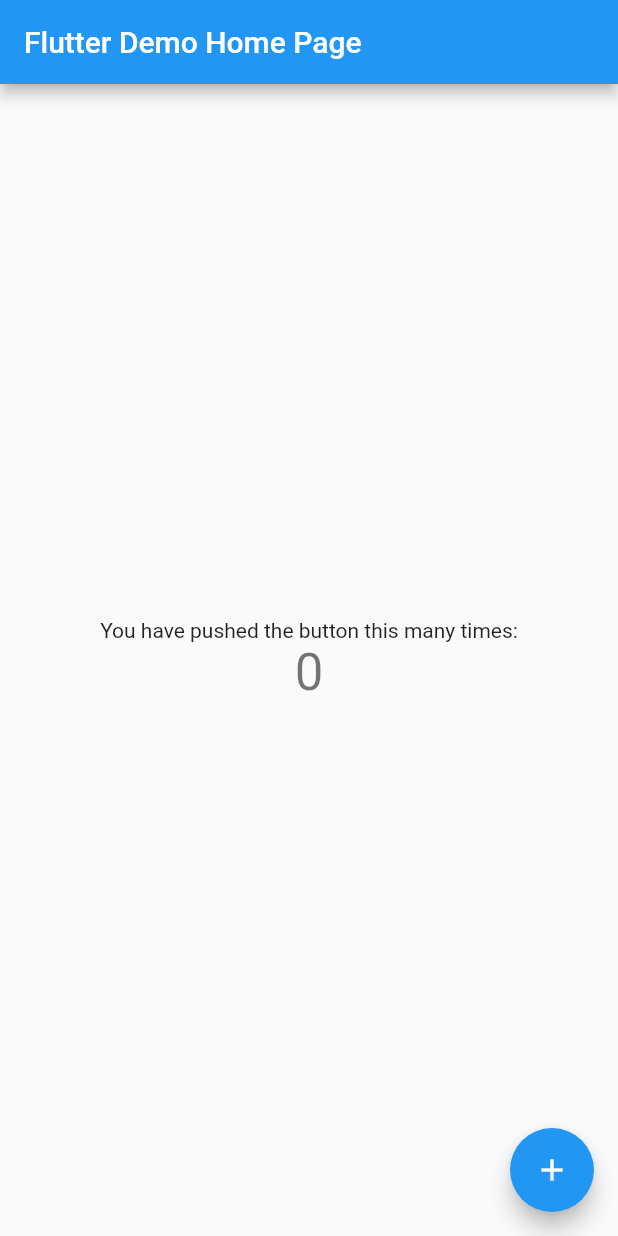
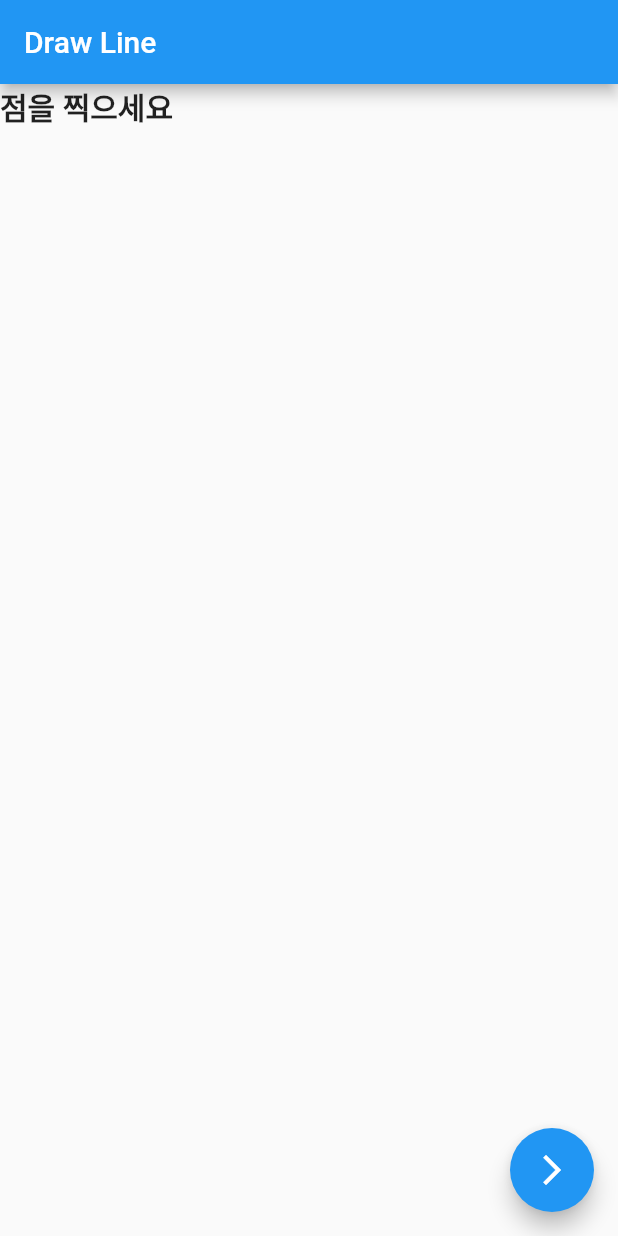
Before and after one commit to DONXUX/Draw_line_application, a Flutter app: the screen it shows after launch, on a phone screen of 412 x 824 dp. Run offline on Flutter 3.47's test engine with Material 2 defaults, Android fonts, the phone set to English and light mode, and no system bars.

Commit message:
Add Home Screen
Add Home Screen

```diff
--- a/lib/main.dart
+++ b/lib/main.dart
@@ -3,39 +3,20 @@ import 'package:flutter/material.dart';
 void main() => runApp(MyApp());
 
 class MyApp extends StatelessWidget {
-  // This widget is the root of your application.
   @override
   Widget build(BuildContext context) {
     return MaterialApp(
-      title: 'Flutter Demo',
+      title: 'Draw Line',
       theme: ThemeData(
-        // This is the theme of your application.
-        //
-        // Try running your application with "flutter run". You'll see the
-        // application has a blue toolbar. Then, without quitting the app, try
-        // changing the primarySwatch below to Colors.green and then invoke
-        // "hot reload" (press "r" in the console where you ran "flutter run",
-        // or simply save your changes to "hot reload" in a Flutter IDE).
-        // Notice that the counter didn't reset back to zero; the application
-        // is not restarted.
         primarySwatch: Colors.blue,
       ),
-      home: MyHomePage(title: 'Flutter Demo Home Page'),
+      home: MyHomePage(title: 'Draw Line'),
     );
   }
 }
 
 class MyHomePage extends StatefulWidget {
   MyHomePage({Key key, this.title}) : super(key: key);
-
-  // This widget is the home page of your application. It is stateful, meaning
-  // that it has a State object (defined below) that contains fields that affect
-  // how it looks.
-
-  // This class is the configuration for the state. It holds the values (in this
-  // case the title) provided by the parent (in this case the App widget) and
-  // used by the build method of the State. Fields in a Widget subclass are
-  // always marked "final".
 
   final String title;
 
@@ -44,67 +25,42 @@ class MyHomePage extends StatefulWidget {
 }
 
 class _MyHomePageState extends State<MyHomePage> {
-  int _counter = 0;
 
-  void _incrementCounter() {
-    setState(() {
-      // This call to setState tells the Flutter framework that something has
-      // changed in this State, which causes it to rerun the build method below
-      // so that the display can reflect the updated values. If we changed
-      // _counter without calling setState(), then the build method would not be
-      // called again, and so nothing would appear to happen.
-      _counter++;
-    });
+  void onClickNext(){
+
   }
 
   @override
   Widget build(BuildContext context) {
-    // This method is rerun every time setState is called, for instance as done
-    // by the _incrementCounter method above.
-    //
-    // The Flutter framework has been optimized to make rerunning build methods
-    // fast, so that you can just rebuild anything that needs updating rather
-    // than having to individually change instances of widgets.
     return Scaffold(
       appBar: AppBar(
-        // Here we take the value from the MyHomePage object that was created by
-        // the App.build method, and use it to set our appbar title.
+
         title: Text(widget.title),
       ),
       body: Center(
-        // Center is a layout widget. It takes a single child and positions it
-        // in the middle of the parent.
-        child: Column(
-          // Column is also layout widget. It takes a list of children and
-          // arranges them vertically. By default, it sizes itself to fit its
-          // children horizontally, and tries to be as tall as its parent.
-          //
-          // Invoke "debug painting" (press "p" in the console, choose the
-          // "Toggle Debug Paint" action from the Flutter Inspector in Android
-          // Studio, or the "Toggle Debug Paint" command in Visual Studio Code)
-          // to see the wireframe for each widget.
-          //
-          // Column has various properties to control how it sizes itself and
-          // how it positions its children. Here we use mainAxisAlignment to
-          // center the children vertically; the main axis here is the vertical
-          // axis because Columns are vertical (the cross axis would be
-          // horizontal).
-          mainAxisAlignment: MainAxisAlignment.center,
-          children: <Widget>[
-            Text(
-              'You have pushed the button this many times:',
+        child: Container(
+          child: Center(
+            child: Stack(
+              children: <Widget>[
+                Text(
+                  "점을 찍으세요",
+                  style: TextStyle(
+                    fontWeight: FontWeight.bold,
+                    fontSize:20,
+                  ),
+                ),
+                Container(
+                  //TODO: 그리기
+                )
+              ],
             ),
-            Text(
-              '$_counter',
-              style: Theme.of(context).textTheme.display1,
-            ),
-          ],
+          ),
         ),
       ),
       floatingActionButton: FloatingActionButton(
-        onPressed: _incrementCounter,
-        tooltip: 'Increment',
-        child: Icon(Icons.add),
+        onPressed: onClickNext,
+        tooltip: '다음',
+        child: Icon(Icons.arrow_forward_ios),
       ), // This trailing comma makes auto-formatting nicer for build methods.
     );
   }
```
Also changed, not shown: lib/generated/i18n.dart (added).
